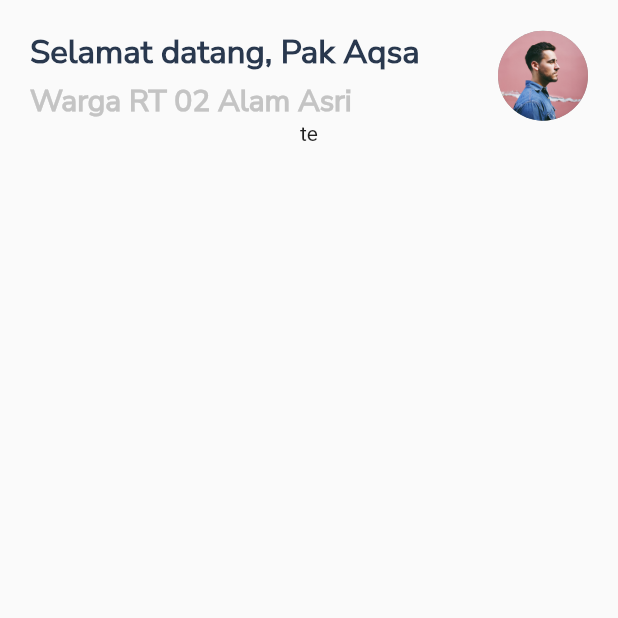
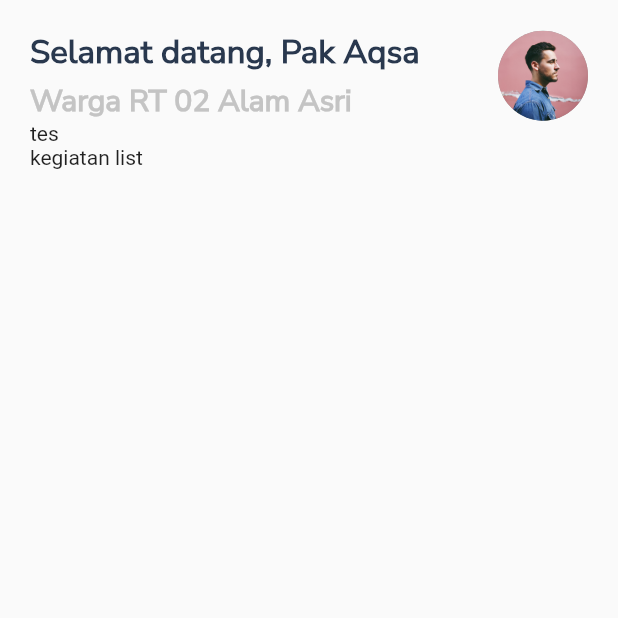
Before and after one commit to alaqsaka/dicoding-flutter-beginner, a Flutter app: the MainScreen screen opened directly, on a phone screen of 412 x 824 dp, the top half of it. Run offline on Flutter 3.47's test engine with Material 2 defaults, Android fonts, the phone set to English and light mode, and no system bars.

Commit message:
kegiatan list template

```diff
--- a/lib/main_screen.dart
+++ b/lib/main_screen.dart
@@ -68,6 +68,14 @@ class Profile extends StatelessWidget {
 class KegiatanList extends StatelessWidget {
   @override
   Widget build(BuildContext context) {
-    return (Text('te'));
+    return (Column(
+      crossAxisAlignment: CrossAxisAlignment.stretch,
+      children: [
+        Text('tes'),
+        Container(
+          child: Text('kegiatan list'),
+        )
+      ],
+    ));
   }
 }
```
